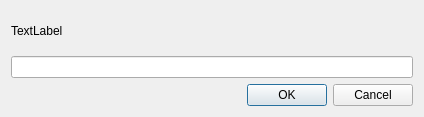
hochu-leto/EVIS, file changer_dialog.ui: the form before one commit.
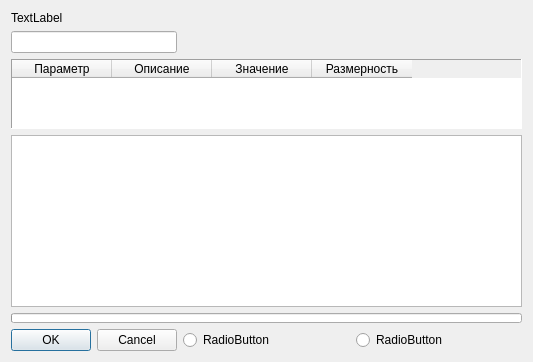
The form after the commit.

Commit message: допиливаю диалоговое окно

Patch:
```diff
--- a/changer_dialog.ui
+++ b/changer_dialog.ui
@@ -6,10 +6,16 @@
    <rect>
     <x>0</x>
     <y>0</y>
-    <width>424</width>
-    <height>117</height>
+    <width>533</width>
+    <height>362</height>
    </rect>
   </property>
+  <property name="sizePolicy">
+   <sizepolicy hsizetype="Expanding" vsizetype="Preferred">
+    <horstretch>0</horstretch>
+    <verstretch>0</verstretch>
+   </sizepolicy>
+  </property>
   <property name="windowTitle">
    <string>Введи новое значение</string>
   </property>
@@ -24,7 +30,78 @@
    <item row="1" column="0">
     <widget class="QLineEdit" name="lineEdit"/>
    </item>
-   <item row="2" column="0">
+   <item row="2" column="0" colspan="3">
+    <widget class="QTableWidget" name="param_table">
+     <property name="enabled">
+      <bool>true</bool>
+     </property>
+     <property name="sizePolicy">
+      <sizepolicy hsizetype="Preferred" vsizetype="Preferred">
+       <horstretch>5</horstretch>
+       <verstretch>0</verstretch>
+      </sizepolicy>
+     </property>
+     <property name="frameShape">
+      <enum>QFrame::Panel</enum>
+     </property>
+     <property name="frameShadow">
+      <enum>QFrame::Sunken</enum>
+     </property>
+     <property name="sizeAdjustPolicy">
+      <enum>QAbstractScrollArea::AdjustToContents</enum>
+     </property>
+     <column>
+      <property name="text">
+       <string>Параметр</string>
+      </property>
+     </column>
+     <column>
+      <property name="text">
+       <string>Описание</string>
+      </property>
+     </column>
+     <column>
+      <property name="text">
+       <string>Значение</string>
+      </property>
+     </column>
+     <column>
+      <property name="text">
+       <string>Размерность</string>
+      </property>
+     </column>
+    </widget>
+   </item>
+   <item row="3" column="0" colspan="3">
+    <widget class="QTextBrowser" name="text_browser">
+     <property name="sizePolicy">
+      <sizepolicy hsizetype="Preferred" vsizetype="Preferred">
+       <horstretch>0</horstretch>
+       <verstretch>0</verstretch>
+      </sizepolicy>
+     </property>
+    </widget>
+   </item>
+   <item row="4" column="0" colspan="3">
+    <widget class="QProgressBar" name="process_bar">
+     <property name="maximumSize">
+      <size>
+       <width>16777215</width>
+       <height>10</height>
+      </size>
+     </property>
+     <property name="value">
+      <number>0</number>
+     </property>
+     <property name="textVisible">
+      <bool>false</bool>
+     </property>
+     <property name="invertedAppearance">
+      <bool>false</bool>
+     </property>
+    </widget>
+   </item>
+   <item row="5" column="0">
     <widget class="QDialogButtonBox" name="buttonBox">
      <property name="orientation">
       <enum>Qt::Horizontal</enum>
@@ -34,6 +111,20 @@
      </property>
     </widget>
    </item>
+   <item row="5" column="1">
+    <widget class="QRadioButton" name="r_btn1">
+     <property name="text">
+      <string>RadioButton</string>
+     </property>
+    </widget>
+   </item>
+   <item row="5" column="2">
+    <widget class="QRadioButton" name="r_btn2">
+     <property name="text">
+      <string>RadioButton</string>
+     </property>
+    </widget>
+   </item>
   </layout>
  </widget>
  <resources/>
```
The commit also changes 7 other files.
